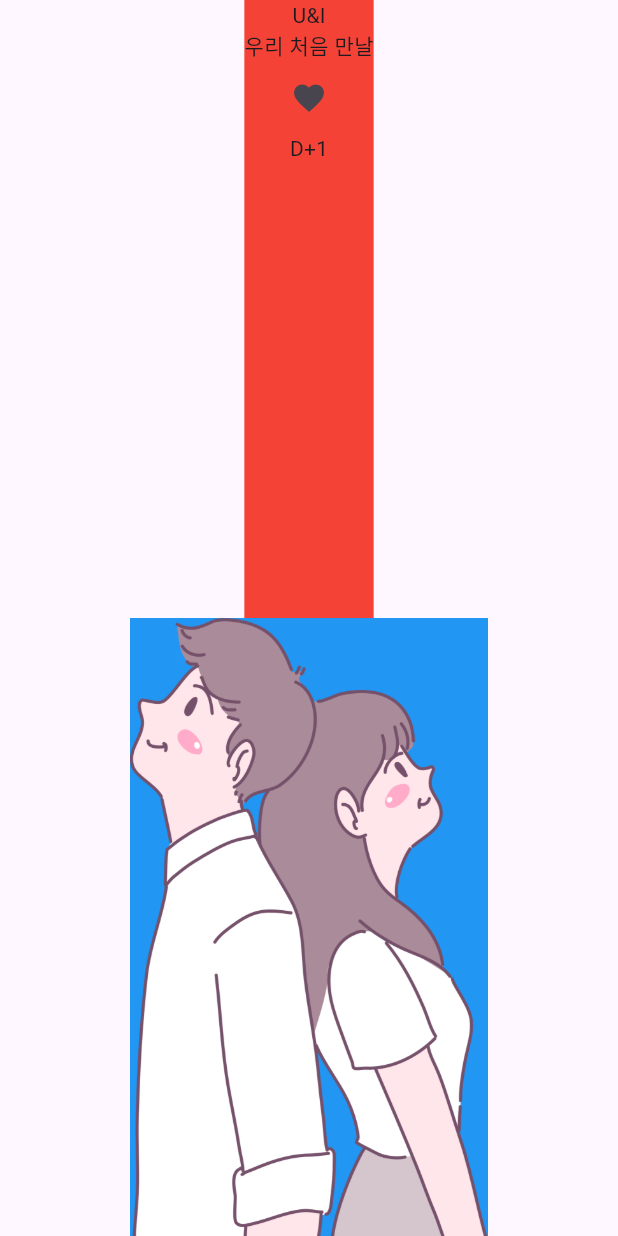
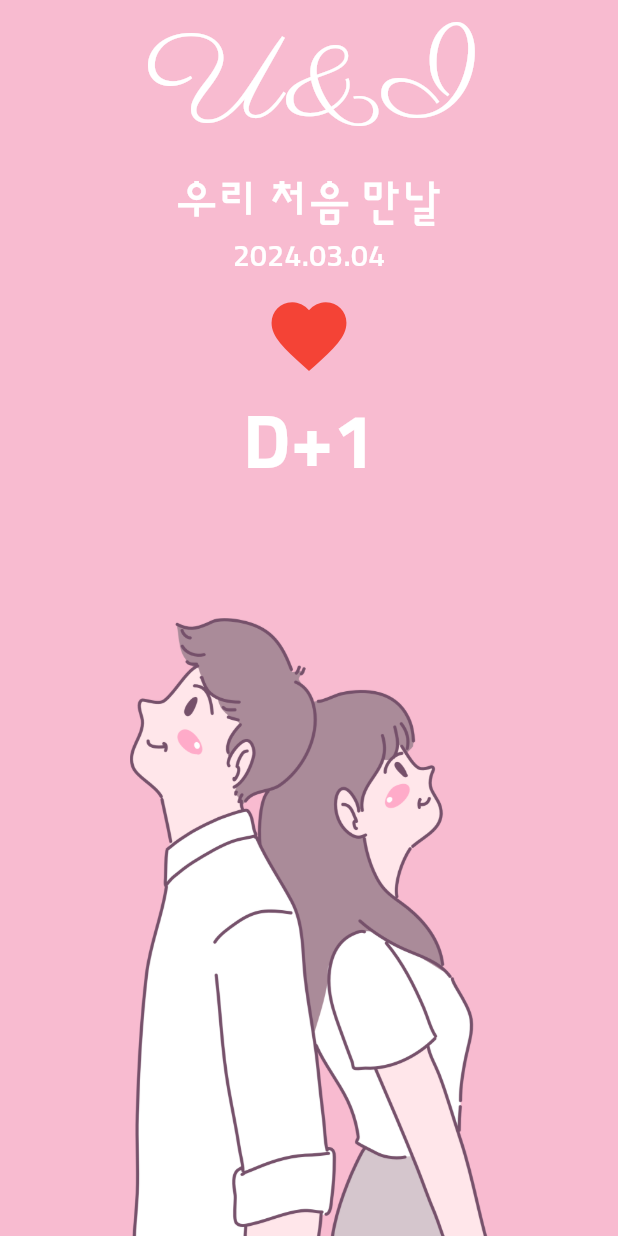
Before and after one commit to Yochan1101/u_n_i, a Flutter app: the screen it shows after launch, on a phone screen of 412 x 824 dp. Run offline on Flutter 3.47's test engine with Material 3 defaults, Android fonts, the phone set to English and light mode, and no system bars.

Commit message:
feat: 디자인 마무리

```diff
--- a/lib/screen/home_screen.dart
+++ b/lib/screen/home_screen.dart
@@ -1,4 +1,6 @@
 import 'package:flutter/material.dart';
+import 'package:flutter/rendering.dart';
+import 'package:flutter/widgets.dart';
 
 class HomeScreen extends StatelessWidget {
   const HomeScreen({super.key});
@@ -6,6 +8,7 @@ class HomeScreen extends StatelessWidget {
   @override
   Widget build(BuildContext context) {
     return Scaffold(
+      backgroundColor: Colors.pink[100],
       body: SafeArea(
         child: SizedBox(
           width: MediaQuery.of(context).size.width,
@@ -13,23 +16,53 @@ class HomeScreen extends StatelessWidget {
             children: [
               Expanded(
                 child: Container(
-                  color: Colors.red,
                   child: Column(
                     children: [
-                      const Text('U&I'),
-                      const Text("우리 처음 만날"),
+                      const Text(
+                        'U&I',
+                        style: TextStyle(
+                          color: Colors.white,
+                          fontFamily: 'parisienne',
+                          fontSize: 80,
+                        ),
+                      ),
+                      const Text(
+                        "우리 처음 만날",
+                        style: TextStyle(
+                            color: Colors.white,
+                            fontSize: 30,
+                            fontFamily: 'sunflower'),
+                      ),
+                      const Text(
+                        '2024.03.04',
+                        style: TextStyle(
+                            color: Colors.white,
+                            fontSize: 20,
+                            fontFamily: 'sunflower'),
+                      ),
                       IconButton(
                         onPressed: () {},
-                        icon: const Icon(Icons.favorite),
+                        iconSize: 60,
+                        color: Colors.red,
+                        icon: const Icon(
+                          Icons.favorite,
+                        ),
                       ),
-                      const Text('D+1')
+                      const Text(
+                        'D+1',
+                        style: TextStyle(
+                          color: Colors.white,
+                          fontSize: 50,
+                          fontFamily: 'sunflower',
+                          fontWeight: FontWeight.w700,
+                        ),
+                      )
                     ],
                   ),
                 ),
               ),
               Expanded(
                 child: Container(
-                  color: Colors.blue,
                   child: Image.asset('asset/img/middle_image.png'),
                 ),
               ),
```
